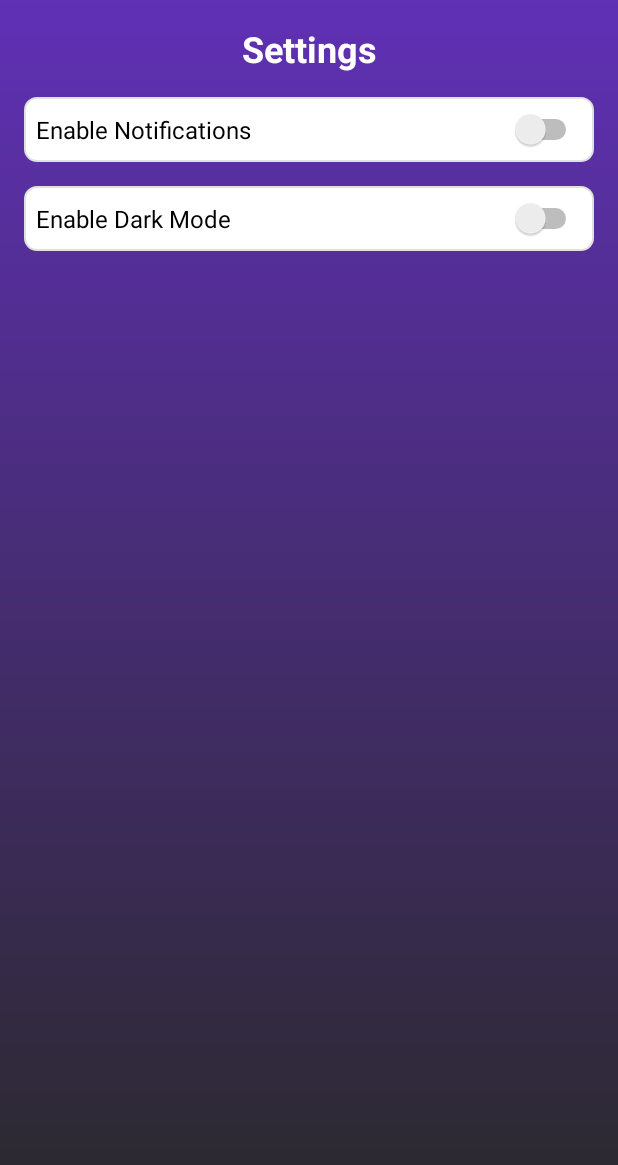
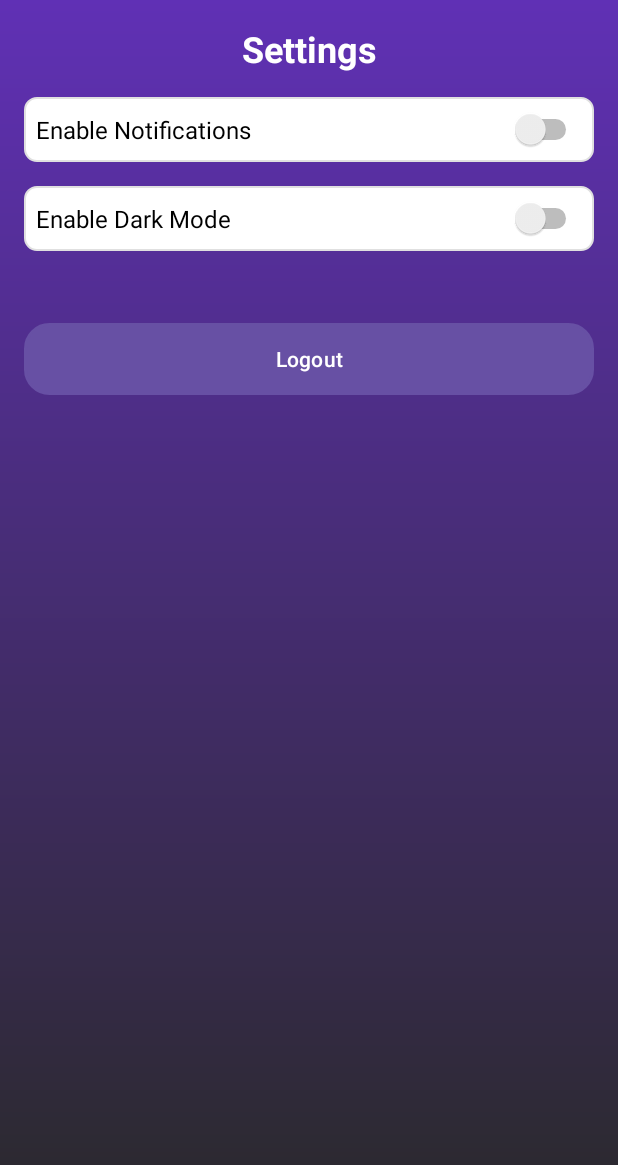
Before and after one commit to Ranshiv/TMDB, an Android app: the SettingsActivity screen opened directly, with no data from a screen before it, on a phone screen of 412 x 824 dp. Shown: the top 1165 px of the screen. Run offline under Robolectric (Android 15) with nearby library versions, the phone set to English and light mode, and no system bars.

Commit message:
Seventh Commit

```diff
--- a/app/src/main/java/com/sagara/finalproject/SettingsActivity.java
+++ b/app/src/main/java/com/sagara/finalproject/SettingsActivity.java
@@ -1,7 +1,9 @@
 package com.sagara.finalproject;
 
+import android.content.Intent;
+import android.content.SharedPreferences;
 import android.os.Bundle;
-import android.widget.CompoundButton;
+import android.widget.Button;
 import android.widget.Switch;
 import android.widget.Toast;
 
@@ -10,6 +12,7 @@ import androidx.appcompat.app.AppCompatActivity;
 public class SettingsActivity extends AppCompatActivity {
 
     private Switch notificationsSwitch, darkModeSwitch;
+    private Button logoutButton;
 
     @Override
     protected void onCreate(Bundle savedInstanceState) {
@@ -19,6 +22,7 @@ public class SettingsActivity extends AppCompatActivity {
         // Initialize UI components
         notificationsSwitch = findViewById(R.id.notificationsSwitch);
         darkModeSwitch = findViewById(R.id.darkModeSwitch);
+        logoutButton = findViewById(R.id.logoutButton);
 
         // Set listeners for switches
         notificationsSwitch.setOnCheckedChangeListener((buttonView, isChecked) -> {
@@ -38,5 +42,20 @@ public class SettingsActivity extends AppCompatActivity {
                 // Add light mode logic here
             }
         });
+
+        // Handle Logout Button Click
+        logoutButton.setOnClickListener(v -> {
+            // Clear login state
+            SharedPreferences preferences = getSharedPreferences("LoginPrefs", MODE_PRIVATE);
+            SharedPreferences.Editor editor = preferences.edit();
+            editor.putBoolean("isLoggedIn", false);
+            editor.apply();
+
+            // Redirect to LoginActivity
+            Intent intent = new Intent(SettingsActivity.this, LoginActivity.class);
+            intent.setFlags(Intent.FLAG_ACTIVITY_NEW_TASK | Intent.FLAG_ACTIVITY_CLEAR_TASK); // Clear the back stack
+            startActivity(intent);
+            Toast.makeText(this, "Logged out successfully", Toast.LENGTH_SHORT).show();
+        });
     }
 }
--- a/app/src/main/res/layout/activity_settings.xml
+++ b/app/src/main/res/layout/activity_settings.xml
@@ -36,7 +36,6 @@
                 android:layout_height="wrap_content"
                 android:layout_weight="1"
                 android:text="Enable Notifications"
-
                 android:textSize="16sp"
                 android:textColor="@android:color/black" />
 
@@ -69,5 +68,15 @@
                 android:layout_width="wrap_content"
                 android:layout_height="wrap_content" />
         </LinearLayout>
+
+        <!-- Logout Button -->
+        <Button
+            android:id="@+id/logoutButton"
+            android:layout_width="match_parent"
+            android:layout_height="wrap_content"
+            android:text="Logout"
+            android:background="@drawable/button_bg"
+            android:textColor="@android:color/white"
+            android:layout_marginTop="32dp" />
     </LinearLayout>
 </ScrollView>
```
